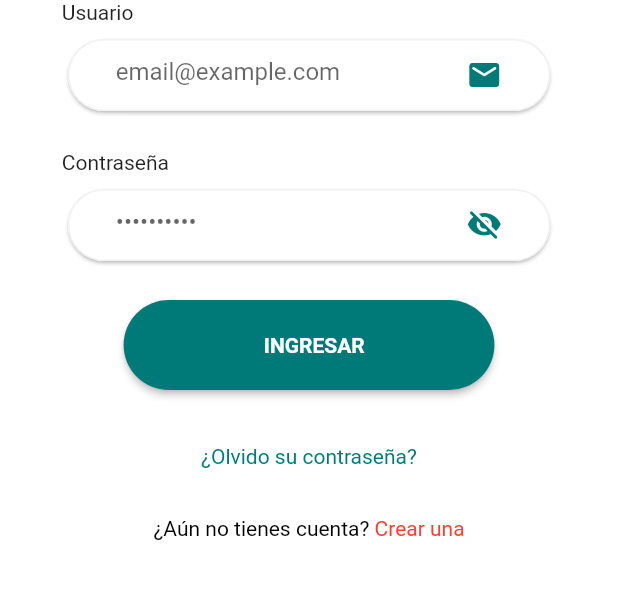
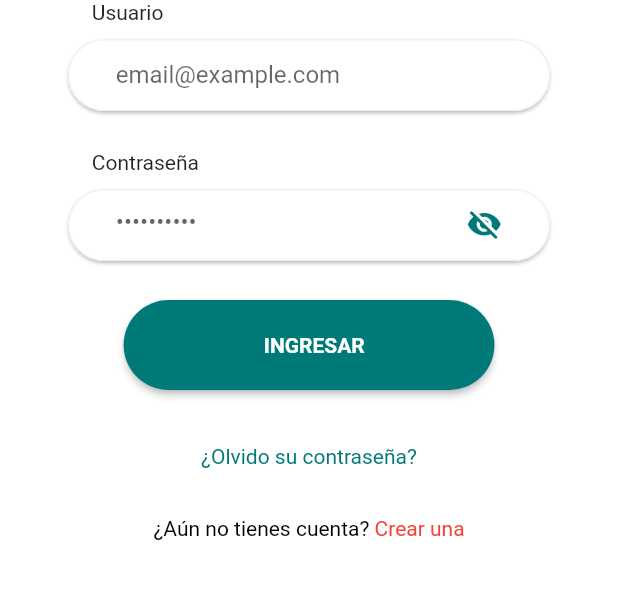
Before and after one commit to XnJaca/condoapp, a Flutter app: the screen it shows after launch, on a phone screen of 412 x 824 dp, the part 450-1049 px from its top. Run offline on Flutter 3.47's test engine with Material 2 defaults, Android fonts, the phone set to English and light mode, and no system bars; our stand-ins replace dio, flutter_form_builder, flutter_riverpod, flutter_secure_storage, form_builder_validators, go_router and 2 more; missing offline and left inert: slide_popup_dialog_null_safety; Roboto replaces fonts that are missing (Nunito).

Commit message:
change: auth screens

```diff
--- a/lib/config/router/app_router.dart
+++ b/lib/config/router/app_router.dart
@@ -1,6 +1,7 @@
 import 'package:condo_app/models/person.dart';
 import 'package:condo_app/providers/auth_provider.dart';
 import 'package:condo_app/screens/auth/auth_screen.dart';
+import 'package:condo_app/screens/auth/register_screen.dart';
 import 'package:condo_app/screens/fincas/lobby_screen.dart';
 import 'package:condo_app/screens/home/home_screen.dart';
 import 'package:flutter_riverpod/flutter_riverpod.dart';
@@ -20,6 +21,10 @@ final appRouterProvider = Provider<GoRouter>((ref) {
       GoRoute(
         path: '/auth',
         builder: (context, state) => const AuthScreen(),
+      ),
+      GoRoute(
+        path: '/register',
+        builder: (context, state) => const RegisterScreen(),
       ),
       GoRoute(
           path: '/casas/:id',
--- a/lib/models/models.dart
+++ b/lib/models/models.dart
@@ -1,4 +1,6 @@
 export 'condominio.dart';
 export 'finca.dart';
+export 'person.dart';
 export 'report.dart';
-export 'person.dart';
+export 'tipo_identificacion.dart';
+export 'user.dart';
--- a/lib/screens/auth/auth_screen.dart
+++ b/lib/screens/auth/auth_screen.dart
@@ -145,7 +145,7 @@ class AuthScreenState extends ConsumerState<AuthScreen> {
                 ),
                 TextButton(
                   onPressed: () {
-                    // Lógica para crear una nueva cuenta
+                    context.push('/register');
                   },
                   child: RichText(
                     text: const TextSpan(
--- a/lib/screens/fincas/finca_screen.dart
+++ b/lib/screens/fincas/finca_screen.dart
@@ -14,7 +14,7 @@ class FincaScreen extends ConsumerWidget {
   Widget build(BuildContext context, WidgetRef ref) {
     final size = MediaQuery.of(context).size;
 
-    print(size);
+    // print(size);
     void showDialog(Finca finca) {
       final size = MediaQuery.of(context).size;
 
--- a/lib/screens/widgets/custom_input.dart
+++ b/lib/screens/widgets/custom_input.dart
@@ -7,7 +7,7 @@ class CustomInputField extends StatefulWidget {
   final String labelText;
   final String hintText;
   final bool obscureText;
-  final IconData suffixIcon;
+  final IconData? suffixIcon;
   final bool isPassword;
   final String? Function(String?)? validator;
 
@@ -18,7 +18,7 @@ class CustomInputField extends StatefulWidget {
     required this.labelText,
     this.hintText = '',
     this.obscureText = false,
-    this.suffixIcon = Icons.visibility_rounded,
+    this.suffixIcon,
     this.isPassword = false,
     this.validator,
   }) : super(key: key);
@@ -41,11 +41,14 @@ class _CustomInputFieldState extends State<CustomInputField> {
     return Column(
       crossAxisAlignment: CrossAxisAlignment.start,
       children: [
-        Text(
+        Container(
+          margin: EdgeInsets.only(left: 20),
+          child: Text(
             widget.labelText,
             style: const TextStyle(
               fontFamily: "Nunito",
               fontWeight: FontWeight.normal,
+            ),
           ),
         ),
         const SizedBox(height: 6.0),
@@ -73,7 +76,8 @@ class _CustomInputFieldState extends State<CustomInputField> {
                 border: InputBorder.none,
                 filled: true,
                 fillColor: Colors.white,
-                suffixIcon: GestureDetector(
+                suffixIcon: _obscureText
+                    ? GestureDetector(
                         onTap: () {
                           if (widget.isPassword) {
                             setState(() {
@@ -81,15 +85,13 @@ class _CustomInputFieldState extends State<CustomInputField> {
                             });
                           }
                         },
-                    child: _obscureText
-                        ? Icon(
+                        child: Icon(
                           !_obscureText
                               ? widget.suffixIcon
                               : Icons.visibility_off_rounded,
                           color: AppTheme.primaryLight,
-                          )
-                        : Icon(widget.suffixIcon,
-                            color: AppTheme.primaryLight)),
+                        ))
+                    : null,
               ),
             ),
           ),
--- a/lib/services/auth_service.dart
+++ b/lib/services/auth_service.dart
@@ -1,5 +1,4 @@
 import 'package:condo_app/models/person.dart';
-import 'package:condo_app/providers/auth_provider.dart';
 import 'package:condo_app/utils/secure_storage.dart';
 import 'package:dio/dio.dart';
 
--- a/pubspec.yaml
+++ b/pubspec.yaml
@@ -30,13 +30,17 @@ environment:
 dependencies:
   cupertino_icons: ^1.0.2
   dio: ^5.3.2
+  dropdown_button2: ^2.3.8
   flutter:
     sdk: flutter
+  flutter_form_builder: ^9.1.0
   flutter_localizations:
     sdk: flutter
   flutter_riverpod: ^2.3.6
   flutter_secure_storage: ^8.0.0
+  form_builder_validators: ^9.0.0
   go_router: ^10.0.0
+  im_stepper: ^1.0.1+1
   intl: ^0.18.0
   quickalert: ^1.0.1
   salomon_bottom_bar: ^3.3.2
```
Also changed, not shown: lib/models/tipo_identificacion.dart (added, +13 -0 lines), lib/screens/auth/register_screen.dart (added, +129 -0 lines), lib/utils/validator_inputs.dart (+7 -0 lines), lib/screens/auth/pass_recovery.dart (added), pubspec.lock, 1 other file. Lines whose indentation alone changed are shown as unchanged.
